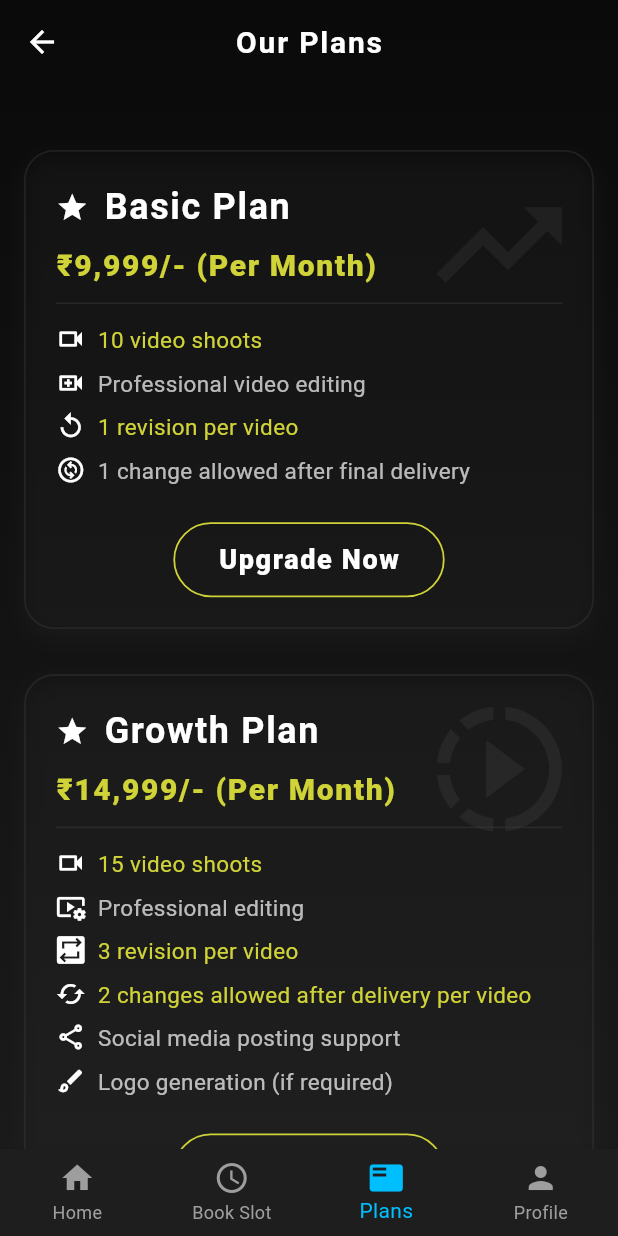
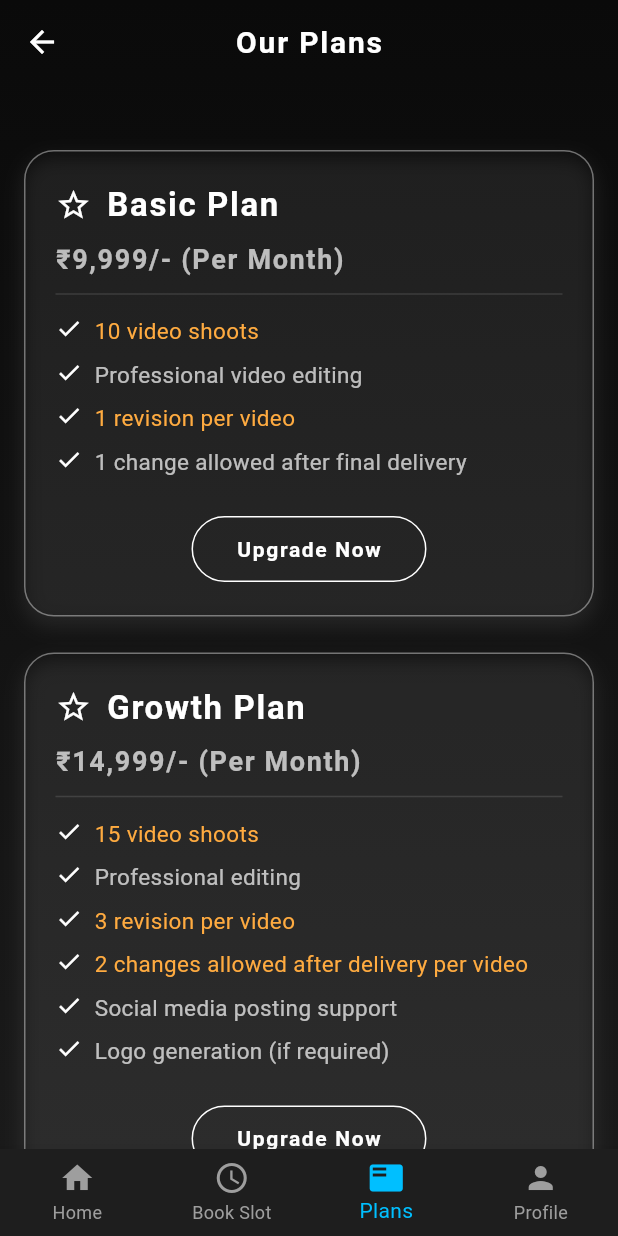
Before and after one commit to tina-mahajan/urban_advertising, a Flutter app: the SubscriptionScreen screen opened by its route, on a phone screen of 412 x 824 dp. Run offline on Flutter 3.47's test engine with Material 3 defaults, Android fonts, the phone set to English and light mode, and no system bars; our stand-ins replace carousel_slider; Roboto replaces fonts that are missing (Poppins).

Commit message:
Resolved merge conflicts and updated latest changes

```diff
--- a/lib/bookings/booking_history_screen.dart
+++ b/lib/bookings/booking_history_screen.dart
@@ -1,16 +1,11 @@
 import 'package:flutter/material.dart';
-// Assuming the path is correct in your project
-// import '../../core/theme.dart';
 
-// --- Placeholder Colors (MUST match your actual AppColors definition) ---
 class AppColors {
-  static const Color darkBackground = Color(0xFF141414);  // Primary dark background
-  static const Color cardBackground = Color(0xFF1E1E1E);   // Dark card/surface color
-  static const Color primaryAccent = Color(0xFF5A00FF);   // Your main accent color (Purple/Blue)
-  static const Color secondaryText = Colors.white70;       // Light grey text
+  static const Color darkBackground = Color(0xFF141414);
+  static const Color cardBackground = Color(0xFF1E1E1E);
+  static const Color primaryAccent = Color(0xFF5A00FF);
+  static const Color secondaryText = Colors.white70;
 }
-// --- END Placeholder Colors ---
-
 
 class BookingHistoryScreen extends StatefulWidget {
   const BookingHistoryScreen({Key? key}) : super(key: key);
@@ -35,10 +30,8 @@
     super.dispose();
   }
 
-  // Helper function to create a status color with a fixed alpha (opacity) value
   Color _getStatusBackground(Color color) {
-    // FIX: Using .withAlpha() instead of deprecated .withOpacity()
-    // Sets the alpha channel to roughly 15% opacity (255 * 0.15 ≈ 38)
+
     return color.withAlpha(38);
   }
 
@@ -51,7 +44,7 @@
     required Color statusColor,
   }) {
     return Card(
-      color: AppColors.cardBackground, // Dark card color
+      color: AppColors.cardBackground,
       shape: RoundedRectangleBorder(borderRadius: BorderRadius.circular(12)),
       margin: const EdgeInsets.symmetric(vertical: 8, horizontal: 16),
       elevation: 4,
@@ -70,7 +63,6 @@
             const SizedBox(height: 12),
             Container(
               width: double.infinity,
-              // Use fixed alpha helper function
               decoration: BoxDecoration(
                 color: _getStatusBackground(statusColor),
                 borderRadius: BorderRadius.circular(8),
@@ -95,12 +87,11 @@
   Widget historyCard({
     required String date,
     required String time,
-    // Add status for historical clarity (e.g., Completed/Cancelled)
     required String statusText,
     required Color statusColor,
   }) {
     return Card(
-      color: AppColors.cardBackground, // Dark card color
+      color: AppColors.cardBackground,
       shape: RoundedRectangleBorder(borderRadius: BorderRadius.circular(12)),
       margin: const EdgeInsets.symmetric(vertical: 8, horizontal: 16),
       elevation: 4,
@@ -138,24 +129,23 @@
 
   @override
   Widget build(BuildContext context) {
-    // Define custom status colors matching the dark theme:
-    const Color confirmedColor = Colors.lightGreenAccent; // Brighter green for contrast
-    const Color pendingColor = Colors.orangeAccent;       // Brighter orange/blue
-    const Color completedColor = AppColors.primaryAccent; // Use accent color for completed
+    const Color confirmedColor = Colors.lightGreenAccent;
+    const Color pendingColor = Colors.orangeAccent;
+    const Color completedColor = AppColors.primaryAccent;
     const Color cancelledColor = Colors.redAccent;
 
     return Scaffold(
-      backgroundColor: AppColors.darkBackground, // Dark Screen Background
+      backgroundColor: AppColors.darkBackground,
       appBar: AppBar(
         title: const Text("Bookings", style: TextStyle(color: Colors.white)),
-        backgroundColor: Colors.black, // Dark AppBar
+        backgroundColor: Colors.black,
         elevation: 0,
         iconTheme: const IconThemeData(color: Colors.white),
         bottom: TabBar(
           controller: _tabController,
           labelColor: Colors.white,
           unselectedLabelColor: AppColors.secondaryText,
-          indicatorColor: AppColors.primaryAccent, // Accent indicator line
+          indicatorColor: AppColors.primaryAccent,
           tabs: const [
             Tab(text: "Upcoming"),
             Tab(text: "Pending"),
@@ -194,7 +184,7 @@
               bookingCard(
                 date: "15 Nov 2025",
                 time: "11:00 AM",
-                name: "Ramesh Kumar",
+                name: "Jayesh Chaudhari",
                 phone: "+91 9871112233",
                 statusText: "Awaiting Confirmation",
                 statusColor: pendingColor,
--- a/lib/home/subscription_screen.dart
+++ b/lib/home/subscription_screen.dart
@@ -2,16 +2,6 @@
 import 'package:flutter/material.dart';
 import 'package:urban_advertising/home/payment_screen.dart';
 import '../widgets/bottom_navbar.dart';
-
-class AppColors {
-  static const Color primaryAccent = Color(0xFF3A3A3A);
-  static const Color secondaryAccent = Color(0xFFD0D337);
-  static const Color cardSurface = Color(0xFF1B1B1B);
-  static const Color darkBackground = Color(0xFF0A0A0A);
-  static const Color textLight = Colors.white;
-  static const Color textMuted = Colors.white70;
-  static const Color checkIcon = Color(0xFFFFFFFF);
-}
 
 class SubscriptionScreen extends StatefulWidget {
   const SubscriptionScreen({super.key});
@@ -28,49 +18,52 @@
     {
       'title': 'Basic Plan',
       'price': '₹9,999/- (Per Month)',
-      'icon': Icons.trending_up_outlined,
       'features': [
-        {'icon': Icons.videocam_outlined, 'text': '10 video shoots', 'highlight': true},
-        {'icon': Icons.video_call_outlined, 'text': 'Professional video editing'},
-        {'icon': Icons.replay_outlined, 'text': '1 revision per video', 'highlight': true},
-        {'icon': Icons.change_circle_outlined, 'text': '1 change allowed after final delivery'},
+        {'text': '10 video shoots', 'highlight': true},
+        {'text': 'Professional video editing'},
+        {'text': '1 revision per video', 'highlight': true},
+        {'text': '1 change allowed after final delivery'},
       ],
     },
     {
       'title': 'Growth Plan',
       'price': '₹14,999/- (Per Month)',
-      'icon': Icons.slow_motion_video_outlined,
       'features': [
-        {'icon': Icons.videocam_outlined, 'text': '15 video shoots', 'highlight': true},
-        {'icon': Icons.video_settings_outlined, 'text': 'Professional editing'},
-        {'icon': Icons.repeat_on_outlined, 'text': '3 revision per video', 'highlight': true},
-        {'icon': Icons.cached_outlined, 'text': '2 changes allowed after delivery per video', 'highlight': true},
-        {'icon': Icons.share_outlined, 'text': 'Social media posting support'},
-        {'icon': Icons.brush_outlined, 'text': 'Logo generation (if required)'},
+        {'text': '15 video shoots', 'highlight': true},
+        {'text': 'Professional editing'},
+        {'text': '3 revision per video', 'highlight': true},
+        {
+          'text': '2 changes allowed after delivery per video',
+          'highlight': true,
+        },
+        {'text': 'Social media posting support'},
+        {'text': 'Logo generation (if required)'},
       ],
     },
     {
       'title': 'Premium Plan',
       'price': '₹24,999/- (Per Month)',
-      'icon': Icons.diamond_outlined,
       'features': [
-        {'icon': Icons.videocam_outlined, 'text': '30 video shoots', 'highlight': true},
-        {'icon': Icons.star_outline, 'text': 'Premium editing'},
-        {'icon': Icons.change_circle_outlined, 'text': '3 changes allowed after delivery', 'highlight': true},
-        {'icon': Icons.calendar_month_outlined, 'text': 'Daily posting support'},
-        {'icon': Icons.design_services_outlined, 'text': '7 creative posters per month', 'highlight': true},
-        {'icon': Icons.edit_note_outlined, 'text': 'Script + content planning'},
-        {'icon': Icons.smart_toy_outlined, 'text': '1 AI generated Video', 'highlight': true},
-        {'icon': Icons.brush_outlined, 'text': 'Logo generation (if required)'},
-        {'icon': Icons.support_agent_outlined, 'text': '24/7 priority support', 'highlight': true},
-        {'icon': Icons.branding_watermark_outlined, 'text': 'Brand guideline support'},
+        {'text': '30 video shoots', 'highlight': true},
+        {'text': 'Premium editing'},
+        {'text': '3 changes allowed after delivery', 'highlight': true},
+        {'text': 'Daily posting support'},
+        {'text': '7 creative posters per month', 'highlight': true},
+        {'text': '24/7 priority support'},
+        {'text': '1 AI generated Video', 'highlight': true},
+        {'text': 'Logo generation (if required)'},
+        {'text': 'Script + content planning'},
+        {'text': 'Brand guideline support'},
       ],
     },
   ];
 
   void onTap(int index) {
-    setState(() => currentIndex = index);
+    setState(() {
+      currentIndex = index;
+    });
 
+    // Navigate to different screens based on index
     switch (index) {
       case 0:
         Navigator.pushReplacementNamed(context, '/home');
@@ -79,6 +72,7 @@
         Navigator.pushReplacementNamed(context, '/slot_booking');
         break;
       case 2:
+        // Already on Plans screen
         break;
       case 3:
         Navigator.pushReplacementNamed(context, '/profile');
@@ -96,25 +90,30 @@
         title: const Text(
           'Our Plans',
           style: TextStyle(
-            color: AppColors.textLight,
+            color: Colors.white,
             fontWeight: FontWeight.bold,
             fontFamily: 'Poppins',
             letterSpacing: 1.2,
           ),
         ),
         centerTitle: true,
-        iconTheme: const IconThemeData(color: AppColors.textLight),
+        iconTheme: const IconThemeData(color: Colors.white),
       ),
       body: Container(
         decoration: const BoxDecoration(
           gradient: LinearGradient(
-            colors: [AppColors.darkBackground, Color(0xFF1A1A1A)],
+            colors: [Color(0xFF0A0A0A), Color(0xFF1A1A1A)],
             begin: Alignment.topCenter,
             end: Alignment.bottomCenter,
           ),
         ),
         child: SingleChildScrollView(
-          padding: const EdgeInsets.only(top: 100, left: 16, right: 16, bottom: 30),
+          padding: const EdgeInsets.only(
+            top: 100,
+            left: 16,
+            right: 16,
+            bottom: 30,
+          ),
           child: Column(
             children: List.generate(plans.length, (index) {
               final plan = plans[index];
@@ -137,22 +136,20 @@
                   child: AnimatedContainer(
                     duration: const Duration(milliseconds: 300),
                     curve: Curves.easeOut,
-                    margin: const EdgeInsets.only(bottom: 30),
+                    margin: const EdgeInsets.only(bottom: 24),
                     decoration: BoxDecoration(
                       borderRadius: BorderRadius.circular(20),
                       border: Border.all(
-                        color: hoveredIndex == index
-                            ? AppColors.secondaryAccent
-                            : AppColors.primaryAccent.withOpacity(0.4),
-                        width: 1.2,
+                        color: Colors.white.withOpacity(0.4),
+                        width: 1,
                       ),
                       boxShadow: [
                         BoxShadow(
                           color: hoveredIndex == index
-                              ? AppColors.secondaryAccent.withOpacity(0.35)
-                              : AppColors.primaryAccent.withOpacity(0.15),
+                              ? Colors.orangeAccent.withOpacity(0.4)
+                              : Colors.white.withOpacity(0.08),
                           blurRadius: hoveredIndex == index ? 25 : 10,
-                          spreadRadius: hoveredIndex == index ? 3 : 1,
+                          spreadRadius: hoveredIndex == index ? 2 : 1,
                           offset: const Offset(0, 6),
                         ),
                       ],
@@ -164,22 +161,10 @@
                           child: BackdropFilter(
                             filter: ImageFilter.blur(sigmaX: 8, sigmaY: 8),
                             child: Container(
-                              color: AppColors.cardSurface.withOpacity(0.8),
+                              color: Colors.white.withOpacity(0.05),
                             ),
                           ),
                         ),
-
-                        // 🔸 Faint background icon (new addition)
-                        Positioned(
-                          right: 12,
-                          top: 12,
-                          child: Icon(
-                            plan['icon'] as IconData,
-                            size: 100,
-                            color: Colors.white.withOpacity(0.05),
-                          ),
-                        ),
-
                         Positioned(
                           top: 0,
                           left: 0,
@@ -190,7 +175,7 @@
                             decoration: BoxDecoration(
                               gradient: LinearGradient(
                                 colors: hoveredIndex == index
-                                    ? [AppColors.secondaryAccent, AppColors.primaryAccent]
+                                    ? [Colors.white, Colors.orangeAccent]
                                     : [Colors.transparent, Colors.transparent],
                               ),
                             ),
@@ -216,17 +201,23 @@
                               children: [
                                 Row(
                                   children: [
-                                    Icon(
-                                      Icons.star,
-                                      color: AppColors.textLight,
-                                      size: 22,
+                                    AnimatedRotation(
+                                      turns: hoveredIndex == index ? 0.1 : 0.0,
+                                      duration: const Duration(
+                                        milliseconds: 300,
+                                      ),
+                                      child: const Icon(
+                                        Icons.star_border_outlined,
+                                        color: Colors.white,
+                                        size: 24,
+                                      ),
                                     ),
                                     const SizedBox(width: 10),
                                     Text(
                                       plan['title'] as String,
                                       style: const TextStyle(
-                                        color: AppColors.textLight,
-                                        fontSize: 24,
+                                        color: Colors.white,
+                                        fontSize: 22,
                                         fontWeight: FontWeight.bold,
                                         fontFamily: 'Poppins',
                                         letterSpacing: 1.1,
@@ -238,30 +229,39 @@
                                 Text(
                                   plan['price'] as String,
                                   style: const TextStyle(
-                                    color: AppColors.secondaryAccent,
-                                    fontSize: 20,
-                                    fontWeight: FontWeight.w800,
+                                    color: Colors.white70,
+                                    fontSize: 18,
+                                    fontWeight: FontWeight.w600,
                                     letterSpacing: 1.1,
                                     fontFamily: 'Poppins',
                                   ),
                                 ),
-                                Divider(
-                                  color: AppColors.primaryAccent.withOpacity(0.5),
+                                AnimatedOpacity(
+                                  duration: const Duration(milliseconds: 300),
+                                  opacity: hoveredIndex == index ? 1 : 0.5,
+                                  child: const Divider(
+                                    color: Colors.white24,
                                     height: 20,
+                                  ),
                                 ),
                                 Column(
                                   crossAxisAlignment: CrossAxisAlignment.start,
-                                  children: (plan['features'] as List).map((feature) {
+                                  children: (plan['features'] as List).map((
+                                    feature,
+                                  ) {
                                     final f = feature as Map<String, dynamic>;
                                     return Padding(
-                                      padding: const EdgeInsets.symmetric(vertical: 4),
+                                      padding: const EdgeInsets.symmetric(
+                                        vertical: 4,
+                                      ),
                                       child: Row(
-                                        crossAxisAlignment: CrossAxisAlignment.start,
+                                        crossAxisAlignment:
+                                            CrossAxisAlignment.start,
                                         children: [
-                                          Icon(
-                                            f['icon'] as IconData? ?? Icons.check,
-                                            color: AppColors.checkIcon,
-                                            size: 20,
+                                          const Icon(
+                                            Icons.check,
+                                            color: Colors.white,
+                                            size: 18,
                                           ),
                                           const SizedBox(width: 8),
                                           Expanded(
@@ -270,8 +270,8 @@
                                               style: TextStyle(
                                                 fontFamily: 'Poppins',
                                                 color: f['highlight'] == true
-                                                    ? AppColors.secondaryAccent
-                                                    : AppColors.textMuted,
+                                                    ? Colors.orangeAccent
+                                                    : Colors.white70,
                                                 fontSize: 15,
                                                 height: 1.4,
                                               ),
@@ -286,19 +286,7 @@
                                 Center(
                                   child: AnimatedScale(
                                     duration: const Duration(milliseconds: 250),
-                                    scale: hoveredIndex == index ? 1.08 : 1.0,
-                                    child: Container(
-                                      decoration: BoxDecoration(
-                                        borderRadius: BorderRadius.circular(30),
-                                        boxShadow: [
-                                          if (hoveredIndex == index)
-                                            BoxShadow(
-                                              color: AppColors.secondaryAccent.withOpacity(0.4),
-                                              blurRadius: 12,
-                                              spreadRadius: 2,
-                                            ),
-                                        ],
-                                      ),
+                                    scale: hoveredIndex == index ? 1.05 : 1.0,
                                     child: OutlinedButton(
                                       onPressed: () {
                                         Navigator.push(
@@ -306,34 +294,36 @@
                                           MaterialPageRoute(
                                             builder: (context) => PaymentScreen(
                                               planName: plan['title'] as String,
-                                                planPrice: plan['price'] as String,
+                                              planPrice:
+                                                  plan['price'] as String,
                                             ),
                                           ),
                                         );
                                       },
                                       style: OutlinedButton.styleFrom(
-                                          side: BorderSide(
-                                            color: AppColors.secondaryAccent,
-                                            width: hoveredIndex == index ? 2 : 1.2,
+                                        side: const BorderSide(
+                                          color: Colors.white,
+                                        ),
+                                        shape: RoundedRectangleBorder(
+                                          borderRadius: BorderRadius.circular(
+                                            30,
+                                          ),
                                         ),
                                         backgroundColor: hoveredIndex == index
-                                              ? AppColors.secondaryAccent.withOpacity(0.1)
+                                            ? Colors.white12
                                             : Colors.transparent,
                                         padding: const EdgeInsets.symmetric(
-                                              vertical: 12, horizontal: 30),
-                                          shape: RoundedRectangleBorder(
-                                            borderRadius: BorderRadius.circular(30),
+                                          vertical: 12,
+                                          horizontal: 30,
                                         ),
                                       ),
                                       child: const Text(
                                         'Upgrade Now',
                                         style: TextStyle(
-                                            color: AppColors.textLight,
+                                          color: Colors.white,
                                           fontFamily: 'Poppins',
-                                            fontWeight: FontWeight.w900,
-                                            fontSize: 18,
+                                          fontWeight: FontWeight.w600,
                                           letterSpacing: 1.1,
-                                          ),
                                         ),
                                       ),
                                     ),
--- a/lib/profile/edit_profile_screen.dart
+++ b/lib/profile/edit_profile_screen.dart
@@ -1,6 +1,6 @@
 import 'package:flutter/material.dart';
 import '../../core/theme.dart';
-import '../profile/settings_screen.dart'; // ✅ Import your settings screen
+import '../profile/settings_screen.dart';
 
 class EditProfileScreen extends StatelessWidget {
   const EditProfileScreen({super.key});
@@ -8,7 +8,7 @@
   @override
   Widget build(BuildContext context) {
     return Scaffold(
-      backgroundColor: Colors.black, // Dark theme
+      backgroundColor: Colors.black,
       appBar: AppBar(
         backgroundColor: Colors.black,
         elevation: 0,
@@ -75,8 +75,6 @@
               ),
             ),
             const SizedBox(height: 24),
-
-            // Input Fields
             _buildTextField('Username', 'Sai Chaudhari'),
             const SizedBox(height: 16),
             _buildTextField('Email', 'sai1771@gmail.com'),
@@ -113,7 +111,6 @@
     );
   }
 
-  // ✅ Better visible input field design
   static Widget _buildTextField(String label, String hint,
       {bool obscure = false}) {
     return TextField(
--- a/lib/profile/profile_screen.dart
+++ b/lib/profile/profile_screen.dart
@@ -14,7 +14,7 @@
 }
 
 class _ProfileScreenState extends State<ProfileScreen> {
-  int currentIndex = 3; // Profile tab selected by default
+  int currentIndex = 3;
 
   void onTap(int index) {
     setState(() {
@@ -32,7 +32,6 @@
         Navigator.pushReplacementNamed(context, '/subscription');
         break;
       case 3:
-      // Already on Profile screen
         break;
     }
   }
@@ -70,7 +69,7 @@
         child: Column(
           crossAxisAlignment: CrossAxisAlignment.stretch,
           children: [
-            // Profile Card
+
             Container(
               padding: const EdgeInsets.all(16),
               decoration: BoxDecoration(
```
Lines whose indentation alone changed are shown as unchanged.
